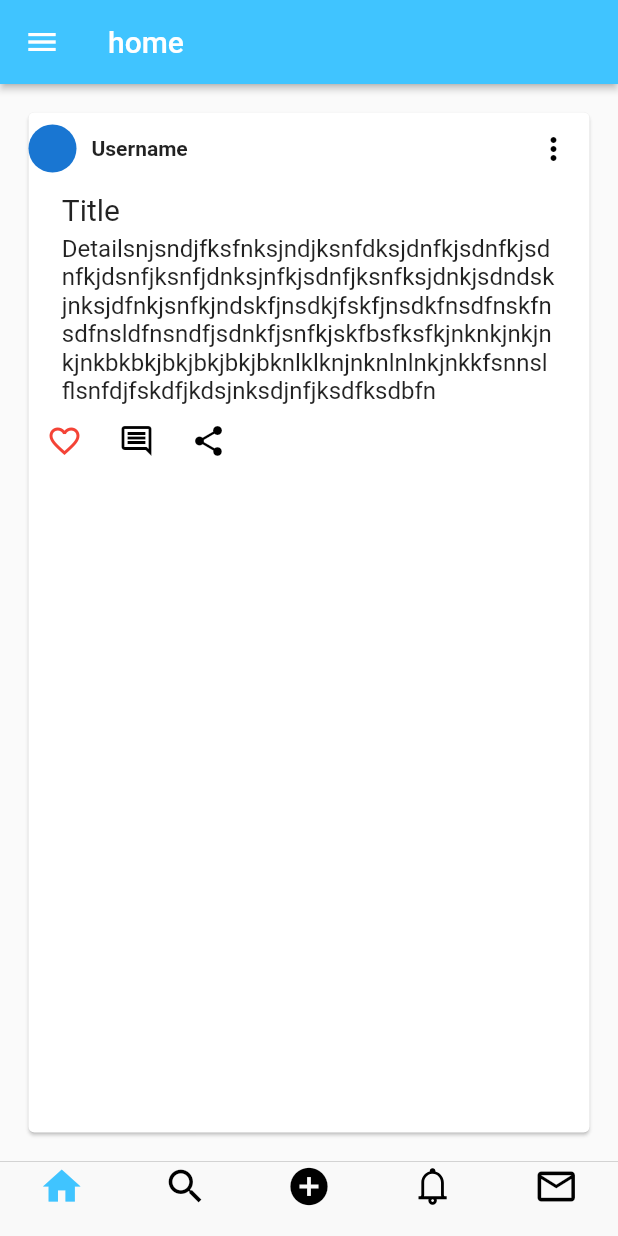
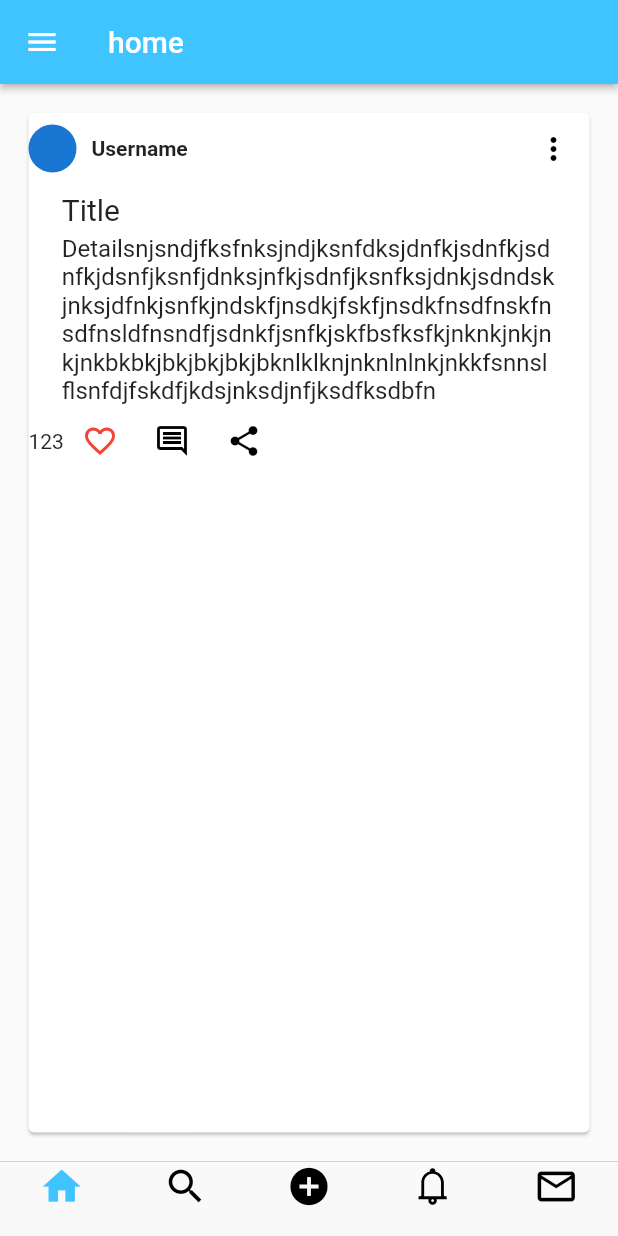
Before and after one commit to danieltefera08/porter, a Flutter app: the screen it shows once a user with an empty profile is signed in, on a phone screen of 412 x 824 dp. Run offline on Flutter 3.47's test engine with Material 2 defaults, Android fonts, the phone set to English and light mode, and no system bars; our stand-ins replace cloud_firestore, firebase_auth, firebase_core, firebase_storage, flutter_spinkit, font_awesome_flutter and 3 more; accounts and stored records are empty.

Commit message:
Post card and feed

```diff
--- a/lib/shared/Widgets/post_card.dart
+++ b/lib/shared/Widgets/post_card.dart
@@ -108,6 +108,9 @@ class PostCard extends StatelessWidget {
             Postimage(_image, context),
             Row(
               children: [
+                Text(
+                  "123",
+                ),
 IconButton(
     onPressed: (){},
     icon: Icon(
```
